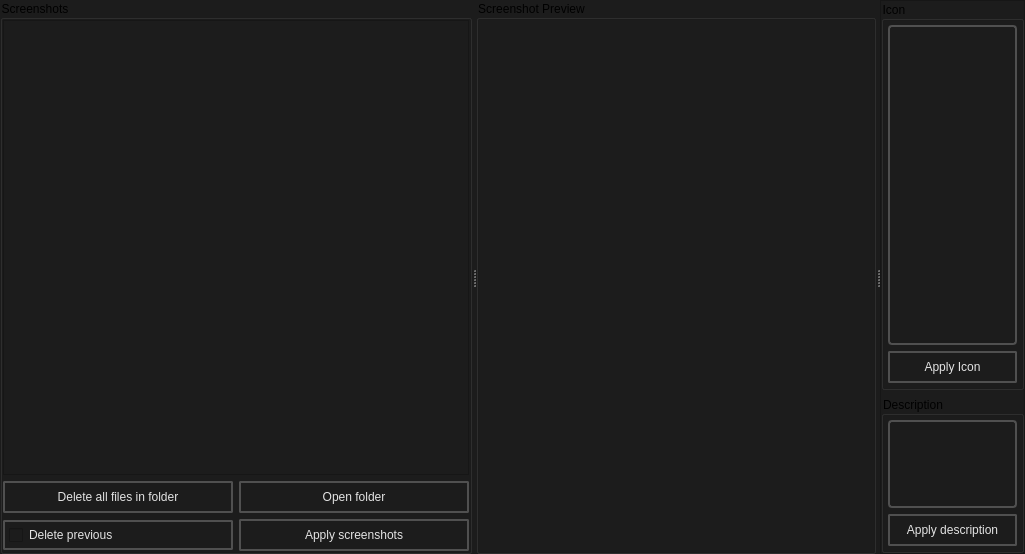
This is src/loading_editor/main.ui in dertwist/Hammer5Tools as Qt 5 draws it before an edit. The edited form follows.
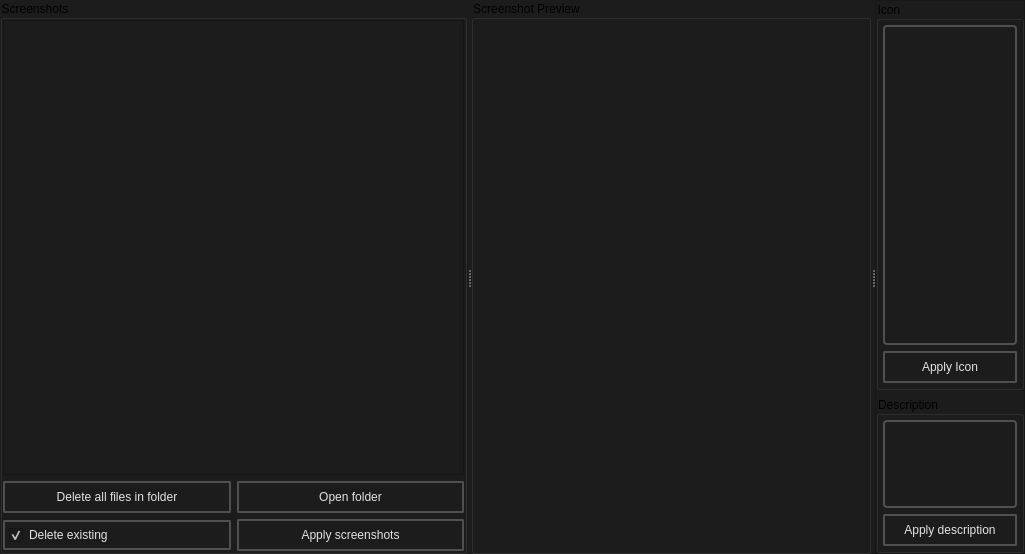
This is the edited form. Icons and pictures are not drawn.

What changed in the file:
```diff
--- a/src/loading_editor/main.ui
+++ b/src/loading_editor/main.ui
@@ -270,7 +270,7 @@
     }</string>
               </property>
               <property name="text">
-               <string>Delete previous</string>
+               <string>Delete existing</string>
               </property>
               <property name="icon">
                <iconset resource="../resources.qrc">
@@ -282,6 +282,9 @@
                 <height>20</height>
                </size>
               </property>
+              <property name="checked">
+               <bool>true</bool>
+              </property>
              </widget>
             </item>
             <item>
```
